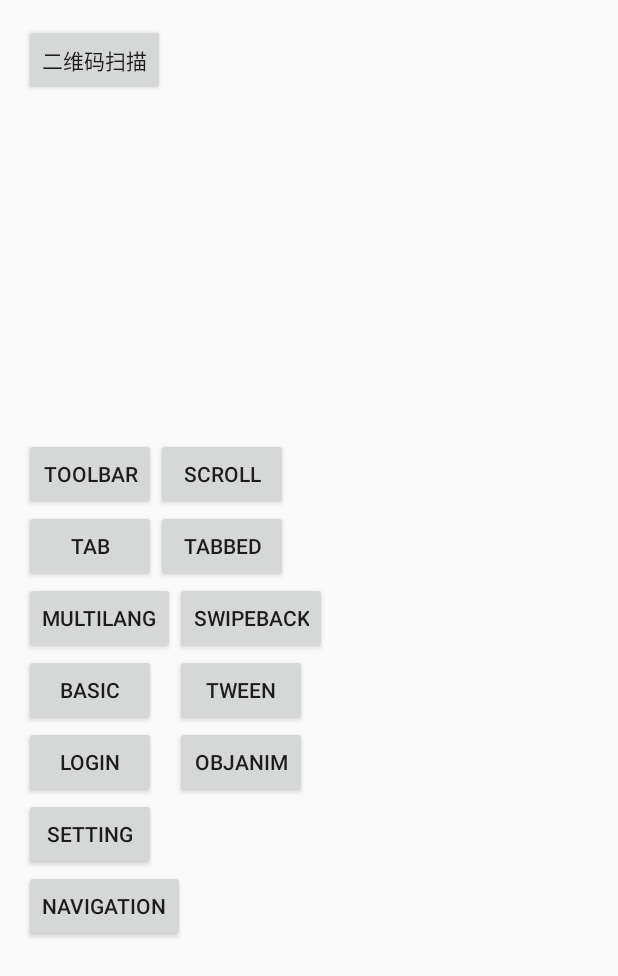
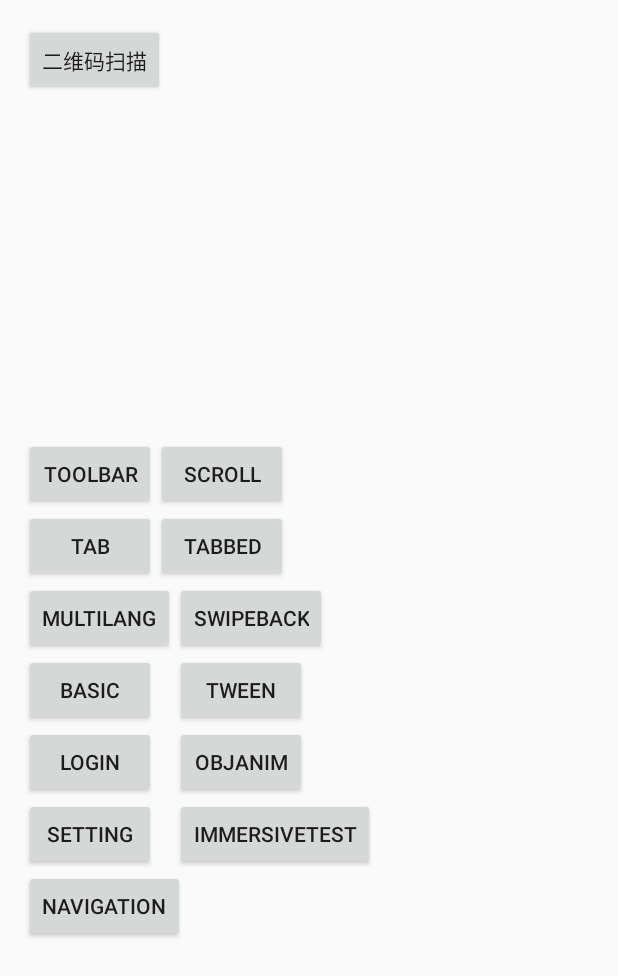
Before and after one commit to hustjs/AndroidPractice, an Android app: the screen it shows after launch (MainActivity), on a phone screen of 412 x 824 dp. Shown: the top 976 px of the screen. Run offline under Robolectric (Android 15) with nearby library versions, the phone set to English and light mode, and no system bars; our stand-ins replace ButterKnife.

Commit message:
add Immersive Test

```diff
--- a/app/src/main/java/com/example/radical/myapplication/BasicDemoActivity.java
+++ b/app/src/main/java/com/example/radical/myapplication/BasicDemoActivity.java
@@ -27,7 +27,6 @@ public class BasicDemoActivity extends AppCompatActivity {
                         .setAction("Action", null).show();
             }
         });
-        measureStateBar(toolbar);
     }
 
     /**
--- a/app/src/main/java/com/example/radical/myapplication/MainActivity.java
+++ b/app/src/main/java/com/example/radical/myapplication/MainActivity.java
@@ -95,6 +95,12 @@ public class MainActivity extends AppCompatActivity {
         startActivity(intent);
     }
 
+    @OnClick(R.id.btn_immersive)
+    void immersiveTest() {
+        intent = new Intent(MainActivity.this, ImmersiveActivity.class);
+        startActivity(intent);
+    }
+
 
     /**
      * 显示扫描结果
--- a/app/src/main/res/layout/activity_main.xml
+++ b/app/src/main/res/layout/activity_main.xml
@@ -118,6 +118,14 @@
         android:layout_toRightOf="@+id/multiLang"
         android:text="ObjAnim" />
 
+    <Button
+        android:id="@+id/btn_immersive"
+        android:layout_width="wrap_content"
+        android:layout_height="wrap_content"
+        android:layout_alignBaseline="@+id/btn_setting"
+        android:layout_toRightOf="@+id/multiLang"
+        android:text="ImmersiveTest" />
+
 
 
     <TextView
--- a/app/src/main/res/values-v19/styles.xml
+++ b/app/src/main/res/values-v19/styles.xml
@@ -1,6 +1,6 @@
 <?xml version="1.0" encoding="utf-8"?>
 <resources>
     <style name="AppTheme" parent="@style/BaseAppTheme">
-        <item name="android:windowTranslucentStatus">true</item>
+        <!--<item name="android:windowTranslucentStatus">true</item>-->
     </style>
 </resources>
--- a/app/src/main/res/values/styles.xml
+++ b/app/src/main/res/values/styles.xml
@@ -1,7 +1,7 @@
 <resources>
 
     <!-- Base application theme. -->
-    <style name="AppTheme" parent="BaseAppTheme">
+    <style name="AppTheme" parent="Theme.AppCompat.Light.DarkActionBar">
         <!-- Customize your theme here. -->
         <item name="colorPrimary">@color/colorPrimary</item>
         <item name="colorPrimaryDark">@color/colorPrimaryDark</item>
@@ -59,7 +59,7 @@
         <item name="android:activityCloseExitAnimation">@anim/activity_close_exit</item>-->
     </style>
 
-    <style name="BaseAppTheme" parent="Theme.AppCompat.Light.NoActionBar">
+    <style name="BaseAppTheme" parent="Theme.AppCompat.Light.DarkActionBar">
         <!-- Customize your theme here. -->
         <item name="colorPrimary">@color/primary</item>
         <item name="colorPrimaryDark">@color/primary_dark</item>
```
Also changed, not shown: app/src/main/AndroidManifest.xml (+5 -5 lines), app/src/main/java/com/example/radical/myapplication/ImmersiveActivity.java (added, +88 -0 lines), app/src/main/res/layout/activity_immersive.xml (added, +25 -0 lines), app/src/main/res/drawable-hdpi/logo.jpg (added), app/src/main/res/drawable-xxhdpi/ad.png (added), app/src/main/res/drawable-xxhdpi/immersive.png (added), app/src/main/res/drawable-xxhdpi/logo.jpg (added).
